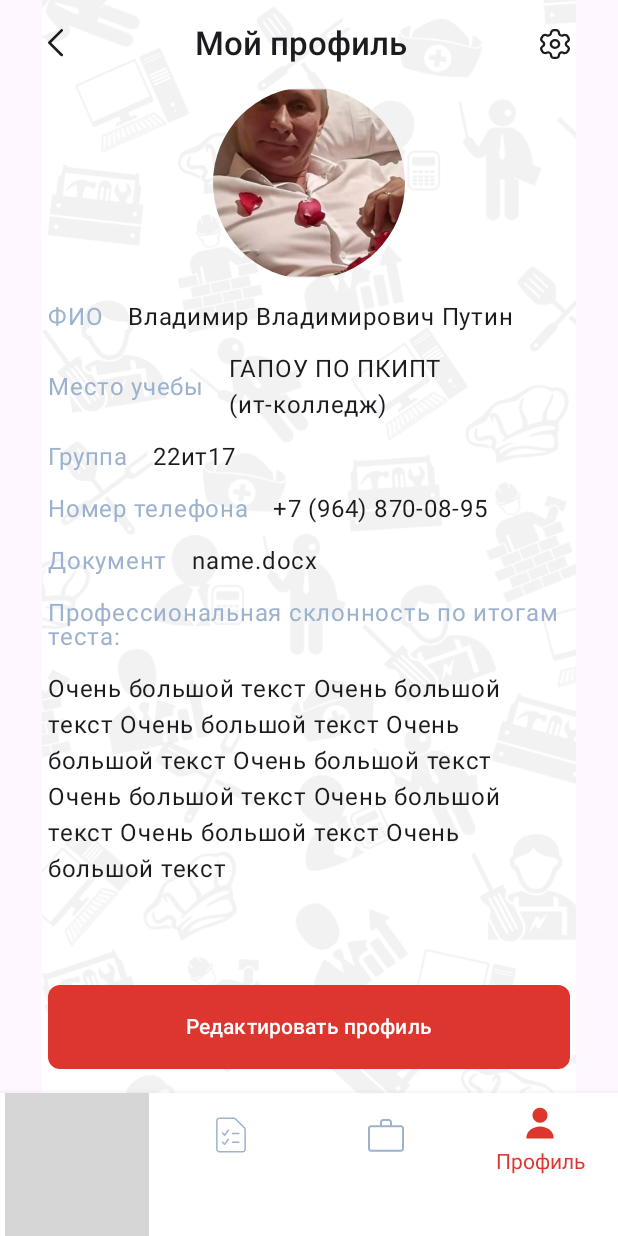
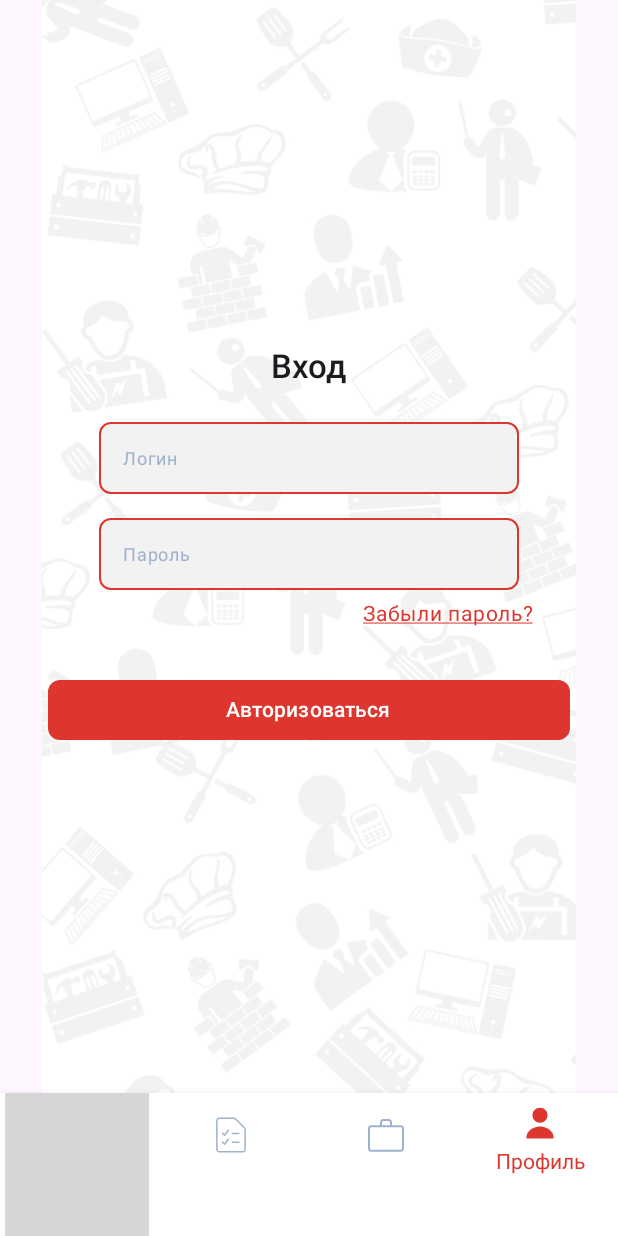
Before and after one commit to k1tah/ProfQuest2, an Android app built with Jetpack Compose: the screen it shows after launch (MainActivity), item 4 of the bottom bar chosen, on a phone screen of 412 x 824 dp. Run offline under Robolectric (Android 15) with nearby library versions, the phone set to English and light mode, and no system bars; grey boxes are pictures that could not be loaded.

Commit message:
Небольшой рефакторинг, аутентификация

```diff
--- a/app/src/main/java/com/example/profquest2/MainActivity.kt
+++ b/app/src/main/java/com/example/profquest2/MainActivity.kt
@@ -27,6 +27,7 @@ import androidx.navigation.NavHostController
 import androidx.navigation.compose.NavHost
 import androidx.navigation.compose.rememberNavController
 import com.example.profquest2.ui.navigation.Navigation
+import com.example.profquest2.ui.navigation.graph.Graph
 import com.example.profquest2.ui.navigation.graph.homeGraph
 import com.example.profquest2.ui.navigation.graph.profileGraph
 import com.example.profquest2.ui.navigation.graph.testGraph
@@ -61,7 +62,7 @@ fun MainScreen() {
                 contentDescription = null,
                 modifier = Modifier.fillMaxSize()
             )
-            NavHost(navController = navController, startDestination = "homeGraph") {
+            NavHost(navController = navController, startDestination = Graph.HomeGraph.route) {
                 homeGraph(navController = navController)
                 testGraph(navController = navController)
                 profileGraph(navController = navController)
--- a/app/src/main/java/com/example/profquest2/ui/navigation/Destination.kt
+++ b/app/src/main/java/com/example/profquest2/ui/navigation/Destination.kt
@@ -20,4 +20,12 @@ sealed class Destination(val route: String) {
     data object Profile: Destination("profile")
 
     data object EditProfile: Destination("editProfile")
+
+    data object Auth: Destination("auth")
+
+    data object Code: Destination("code")
+
+    data object Email: Destination("email")
+
+    data object ResetPassword: Destination("resetPassword")
 }
--- a/app/src/main/java/com/example/profquest2/ui/navigation/graph/Profile.kt
+++ b/app/src/main/java/com/example/profquest2/ui/navigation/graph/Profile.kt
@@ -5,11 +5,15 @@ import androidx.navigation.NavGraphBuilder
 import androidx.navigation.compose.composable
 import androidx.navigation.navigation
 import com.example.profquest2.ui.navigation.Destination
+import com.example.profquest2.ui.screens.AuthScreen
+import com.example.profquest2.ui.screens.EmailScreen
+import com.example.profquest2.ui.screens.CodeScreen
 import com.example.profquest2.ui.screens.EditProfileScreen
 import com.example.profquest2.ui.screens.ProfileScreen
+import com.example.profquest2.ui.screens.ResetPasswordScreen
 
 fun NavGraphBuilder.profileGraph(navController: NavController) {
-    navigation(route = Graph.ProfileGraph.route, startDestination = Destination.Profile.route) {
+    navigation(route = Graph.ProfileGraph.route, startDestination = Destination.Auth.route) {
         composable(Destination.Profile.route) {
             ProfileScreen(navController)
         }
@@ -17,5 +21,21 @@ fun NavGraphBuilder.profileGraph(navController: NavController) {
         composable(Destination.EditProfile.route) {
             EditProfileScreen(navController)
         }
+
+        composable(Destination.Auth.route) {
+            AuthScreen(navController)
+        }
+
+        composable(Destination.Code.route) {
+            CodeScreen(navController)
+        }
+
+        composable(Destination.Email.route) {
+            EmailScreen(navController)
+        }
+
+        composable(Destination.ResetPassword.route) {
+            ResetPasswordScreen(navController)
+        }
     }
 }
--- a/app/src/main/java/com/example/profquest2/ui/navigation/graph/Vacancies.kt
+++ b/app/src/main/java/com/example/profquest2/ui/navigation/graph/Vacancies.kt
@@ -4,10 +4,11 @@ import androidx.navigation.NavController
 import androidx.navigation.NavGraphBuilder
 import androidx.navigation.compose.composable
 import androidx.navigation.navigation
+import com.example.profquest2.ui.navigation.Destination
 import com.example.profquest2.ui.screens.VacanciesScreen
 
 fun NavGraphBuilder.vacanciesGraph(navController: NavController) {
-    navigation(route = Graph.VacanciesGraph.route, startDestination = "vacancies") {
-        composable("vacancies") { VacanciesScreen() }
+    navigation(route = Graph.VacanciesGraph.route, startDestination = Destination.Vacancies.route) {
+        composable(Destination.Vacancies.route) { VacanciesScreen() }
     }
 }
--- /dev/null
+++ b/app/src/main/java/com/example/profquest2/ui/screens/AuthScreen.kt
@@ -0,0 +1,95 @@
+package com.example.profquest2.ui.screens
+
+import androidx.compose.foundation.clickable
+import androidx.compose.foundation.layout.Arrangement
+import androidx.compose.foundation.layout.Column
+import androidx.compose.foundation.layout.Row
+import androidx.compose.foundation.layout.Spacer
+import androidx.compose.foundation.layout.fillMaxSize
+import androidx.compose.foundation.layout.fillMaxWidth
+import androidx.compose.foundation.layout.height
+import androidx.compose.foundation.layout.padding
+import androidx.compose.material3.Text
+import androidx.compose.runtime.Composable
+import androidx.compose.runtime.getValue
+import androidx.compose.runtime.mutableStateOf
+import androidx.compose.runtime.saveable.rememberSaveable
+import androidx.compose.runtime.setValue
+import androidx.compose.ui.Alignment
+import androidx.compose.ui.Modifier
+import androidx.compose.ui.res.stringResource
+import androidx.compose.ui.text.style.TextDecoration
+import androidx.compose.ui.unit.dp
+import androidx.compose.ui.unit.sp
+import androidx.navigation.NavController
+import com.example.profquest2.R
+import com.example.profquest2.ui.navigation.Destination
+import com.example.profquest2.ui.theme.ProfQuest2Theme
+import com.example.profquest2.ui.views.buttons.PrimaryButton
+import com.example.profquest2.ui.views.textFields.ProfileInfoField
+
+@Composable
+fun AuthScreen(navController: NavController) {
+    var login by rememberSaveable {
+        mutableStateOf("")
+    }
+    var password by rememberSaveable {
+        mutableStateOf("")
+    }
+    Column(
+        Modifier.fillMaxSize(),
+        verticalArrangement = Arrangement.Center,
+        horizontalAlignment = Alignment.CenterHorizontally
+    ) {
+        Text(text = stringResource(id = R.string.sign_in), style = ProfQuest2Theme.typography.title)
+        Spacer(modifier = Modifier.height(24.dp))
+        ProfileInfoField(
+            label = stringResource(id = R.string.login),
+            showLabel = false,
+            value = login,
+            onValueChange = {
+                login = it
+            }
+        )
+        Spacer(modifier = Modifier.height(16.dp))
+        ProfileInfoField(
+            label = stringResource(id = R.string.password),
+            showLabel = false,
+            value = password,
+            onValueChange = {
+                password = it
+            }
+        )
+        Spacer(modifier = Modifier.height(8.dp))
+        Row(Modifier.fillMaxWidth()) {
+            Spacer(modifier = Modifier.weight(1f))
+            Text(
+                text = stringResource(id = R.string.forgot_password),
+                style = ProfQuest2Theme.typography.label.copy(
+                    fontSize = 14.sp,
+                    color = ProfQuest2Theme.colors.colorPrimary
+                ),
+                textDecoration = TextDecoration.Underline,
+                modifier = Modifier
+                    .padding(end = 56.dp)
+                    .clickable {
+                        navController.navigate(Destination.Email.route)
+                    }
+            )
+        }
+        Spacer(modifier = Modifier.height(32.dp))
+        PrimaryButton(
+            onClick = {
+                navController.navigate(Destination.Profile.route) {
+                    popUpTo(Destination.Auth.route) {
+                        inclusive = true
+                    }
+                }
+            },
+            text = stringResource(id = R.string.log_in),
+            modifier = Modifier
+                .fillMaxWidth()
+                .padding(horizontal = 32.dp)
+        )
+    }
+}
--- a/app/src/main/java/com/example/profquest2/ui/screens/ProfileScreen.kt
+++ b/app/src/main/java/com/example/profquest2/ui/screens/ProfileScreen.kt
@@ -20,10 +20,12 @@ import androidx.compose.ui.Modifier
 import androidx.compose.ui.draw.clip
 import androidx.compose.ui.layout.ContentScale
 import androidx.compose.ui.res.painterResource
+import androidx.compose.ui.res.stringResource
 import androidx.compose.ui.unit.dp
 import androidx.compose.ui.unit.sp
 import androidx.navigation.NavController
 import com.example.profquest2.R
+import com.example.profquest2.ui.navigation.Destination
 import com.example.profquest2.ui.theme.ProfQuest2Theme
 import com.example.profquest2.ui.views.buttons.PrimaryButton
 
@@ -36,12 +38,11 @@ fun ProfileScreen(navController: NavController) {
         horizontalAlignment = Alignment.CenterHorizontally
     ) {
         Row(verticalAlignment = Alignment.CenterVertically) {
-            Icon(
-                painter = painterResource(id = R.drawable.ic_arrow_left),
-                contentDescription = null
+            Spacer(modifier = Modifier.weight(1f))
+            Text(
+                text = stringResource(id = R.string.profile),
+                style = ProfQuest2Theme.typography.title
             )
-            Spacer(modifier = Modifier.weight(1f))
-            Text(text = "Mой профиль", style = ProfQuest2Theme.typography.title)
             Spacer(modifier = Modifier.weight(1f))
             Icon(
                 painter = painterResource(id = R.drawable.ic_settings),
@@ -111,9 +112,9 @@ fun ProfileScreen(navController: NavController) {
         Spacer(modifier = Modifier.weight(1f))
         PrimaryButton(
             onClick = {
-                navController.navigate("editProfile")
+                navController.navigate(Destination.EditProfile.route)
             },
-            text = "Редактировать профиль",
+            text = stringResource(id = R.string.edit_profile),
             modifier = Modifier
                 .fillMaxWidth()
                 .height(56.dp)
--- /dev/null
+++ b/app/src/main/java/com/example/profquest2/ui/views/textFields/ProfileInfoField.kt
@@ -0,0 +1,53 @@
+package com.example.profquest2.ui.views.textFields
+
+import androidx.compose.foundation.layout.Column
+import androidx.compose.foundation.layout.Spacer
+import androidx.compose.foundation.layout.height
+import androidx.compose.foundation.layout.padding
+import androidx.compose.foundation.shape.RoundedCornerShape
+import androidx.compose.material3.OutlinedTextField
+import androidx.compose.material3.OutlinedTextFieldDefaults
+import androidx.compose.material3.Text
+import androidx.compose.runtime.Composable
+import androidx.compose.ui.Modifier
+import androidx.compose.ui.unit.dp
+import com.example.profquest2.ui.theme.ProfQuest2Theme
+
+@Composable
+fun ProfileInfoField(
+    value: String,
+    onValueChange: (String) -> Unit,
+    modifier: Modifier = Modifier,
+    trailingIcon: @Composable () -> Unit = {},
+    label: String = "",
+    showLabel: Boolean = true
+) {
+    Column {
+        if (showLabel) {
+            Text(
+                text = label,
+                style = ProfQuest2Theme.typography.body,
+                modifier = Modifier.padding(start = 4.dp)
+            )
+            Spacer(modifier = Modifier.height(4.dp))
+        }
+        OutlinedTextField(
+            value = value,
+            onValueChange = onValueChange,
+            colors = OutlinedTextFieldDefaults.colors(
+                focusedBorderColor = ProfQuest2Theme.colors.colorPrimary,
+                unfocusedBorderColor = ProfQuest2Theme.colors.colorPrimary,
+                focusedContainerColor = ProfQuest2Theme.colors.colorSurface,
+                unfocusedContainerColor = ProfQuest2Theme.colors.colorSurface
+            ),
+            shape = RoundedCornerShape(8.dp),
+            singleLine = true,
+            textStyle = ProfQuest2Theme.typography.body,
+            placeholder = {
+                Text(text = label, style = ProfQuest2Theme.typography.label)
+            },
+            modifier = modifier.height(48.dp),
+            trailingIcon = { trailingIcon() }
+        )
+    }
+}
```
Also changed, not shown: app/src/main/java/com/example/profquest2/ui/screens/CodeScreen.kt (added, +188 -0 lines), app/src/main/java/com/example/profquest2/ui/screens/EditProfileScreen.kt (+12 -45 lines), app/src/main/java/com/example/profquest2/ui/screens/EmailScreen.kt (added, +75 -0 lines), app/src/main/java/com/example/profquest2/ui/screens/ResetPasswordScreen.kt (added, +91 -0 lines), app/src/main/java/com/example/profquest2/ui/views/textFields/PrimaryField.kt (added, +80 -0 lines), app/src/main/res/values/strings.xml (+13 -5 lines).
